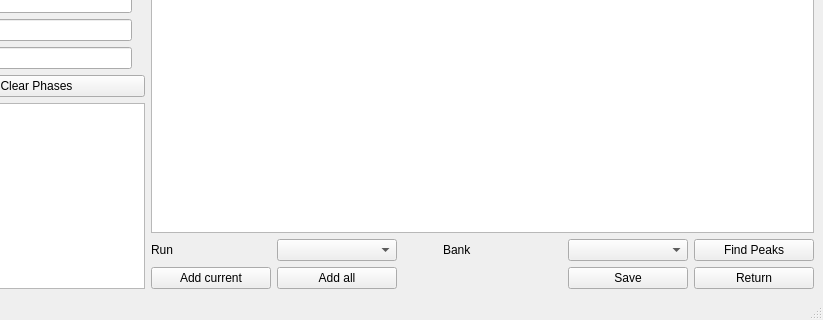
The window that src/ui/gui/VdrivePeakPicker.ui (neutrons/PyVDrive) describes before a commit, drawn with Qt 5; both pictures show x 528 to 1351 and y 502 to 822 of the 1351 by 822 pixel window.
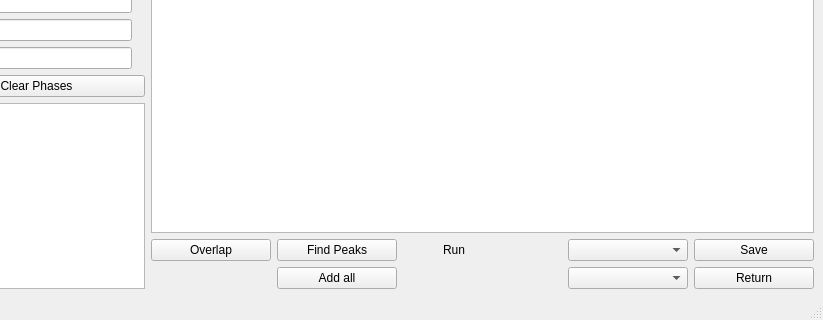
The same window after the commit. Custom widgets are drawn as their Qt base class.

Commit message: Refs #30. Implemented manual peak picking.

```diff
--- a/src/ui/gui/VdrivePeakPicker.ui
+++ b/src/ui/gui/VdrivePeakPicker.ui
@@ -708,50 +708,23 @@
         </item>
         <item>
          <layout class="QGridLayout" name="gridLayout_2">
+          <item row="0" column="5">
+           <widget class="QPushButton" name="pushButton_save">
+            <property name="toolTip">
+             <string>&lt;html&gt;&lt;head/&gt;&lt;body&gt;&lt;p&gt;push this button wil have blabla effect!&lt;/p&gt;&lt;/body&gt;&lt;/html&gt;</string>
+            </property>
+            <property name="text">
+             <string>Save</string>
+            </property>
+           </widget>
+          </item>
           <item row="0" column="3">
-           <widget class="QLabel" name="label_10">
-            <property name="text">
-             <string>Bank</string>
-            </property>
-           </widget>
-          </item>
-          <item row="0" column="1">
-           <widget class="QComboBox" name="comboBox_runNumber"/>
-          </item>
-          <item row="0" column="0">
            <widget class="QLabel" name="label_12">
             <property name="text">
              <string>Run</string>
             </property>
            </widget>
           </item>
-          <item row="0" column="4">
-           <widget class="QComboBox" name="comboBox_bankNumbers">
-            <property name="toolTip">
-             <string>&lt;html&gt;&lt;head/&gt;&lt;body&gt;&lt;p&gt;List the available of bank numbers of the loaded&lt;/p&gt;&lt;/body&gt;&lt;/html&gt;</string>
-            </property>
-           </widget>
-          </item>
-          <item row="0" column="5">
-           <widget class="QPushButton" name="pushButton_findPeaks">
-            <property name="toolTip">
-             <string>&lt;html&gt;&lt;head/&gt;&lt;body&gt;&lt;p&gt;Find all peaks in the diffraction pattern&lt;/p&gt;&lt;p&gt;Case 1: If user does not provide structure information, then it will run FindPeaks();&lt;/p&gt;&lt;p&gt;Case 2: If user gives known structure, then this one will just plot peaks according to lattice parameters.&lt;/p&gt;&lt;/body&gt;&lt;/html&gt;</string>
-            </property>
-            <property name="text">
-             <string>Find Peaks</string>
-            </property>
-           </widget>
-          </item>
-          <item row="1" column="0">
-           <widget class="QPushButton" name="pushButton_addCurrentPeak">
-            <property name="toolTip">
-             <string>&lt;html&gt;&lt;head/&gt;&lt;body&gt;&lt;p&gt;Add currently selected and fitted peaks to 'Peak File' to the right&lt;/p&gt;&lt;/body&gt;&lt;/html&gt;</string>
-            </property>
-            <property name="text">
-             <string>Add current</string>
-            </property>
-           </widget>
-          </item>
           <item row="1" column="1">
            <widget class="QPushButton" name="pushButton_addAllPeaks">
             <property name="toolTip">
@@ -762,16 +735,6 @@
             </property>
            </widget>
           </item>
-          <item row="1" column="4">
-           <widget class="QPushButton" name="pushButton_save">
-            <property name="toolTip">
-             <string>&lt;html&gt;&lt;head/&gt;&lt;body&gt;&lt;p&gt;push this button wil have blabla effect!&lt;/p&gt;&lt;/body&gt;&lt;/html&gt;</string>
-            </property>
-            <property name="text">
-             <string>Save</string>
-            </property>
-           </widget>
-          </item>
           <item row="1" column="5">
            <widget class="QPushButton" name="pushButton_return">
             <property name="toolTip">
@@ -798,6 +761,40 @@
             </property>
            </spacer>
           </item>
+          <item row="0" column="1">
+           <widget class="QPushButton" name="pushButton_findPeaks">
+            <property name="toolTip">
+             <string>&lt;html&gt;&lt;head/&gt;&lt;body&gt;&lt;p&gt;Find all peaks in the diffraction pattern&lt;/p&gt;&lt;p&gt;Case 1: If user does not provide structure information, then it will run FindPeaks();&lt;/p&gt;&lt;p&gt;Case 2: If user gives known structure, then this one will just plot peaks according to lattice parameters.&lt;/p&gt;&lt;/body&gt;&lt;/html&gt;</string>
+            </property>
+            <property name="text">
+             <string>Find Peaks</string>
+            </property>
+           </widget>
+          </item>
+          <item row="1" column="4">
+           <widget class="QComboBox" name="comboBox_bankNumbers">
+            <property name="toolTip">
+             <string>&lt;html&gt;&lt;head/&gt;&lt;body&gt;&lt;p&gt;Bank numbers&lt;/p&gt;&lt;p&gt;It is a list of the available of bank numbers that are loaded.&lt;/p&gt;&lt;/body&gt;&lt;/html&gt;</string>
+            </property>
+           </widget>
+          </item>
+          <item row="0" column="4">
+           <widget class="QComboBox" name="comboBox_runNumber">
+            <property name="toolTip">
+             <string>&lt;html&gt;&lt;head/&gt;&lt;body&gt;&lt;p&gt;Run number&lt;/p&gt;&lt;/body&gt;&lt;/html&gt;</string>
+            </property>
+           </widget>
+          </item>
+          <item row="0" column="0">
+           <widget class="QPushButton" name="pushButton_claimOverlappedPeaks">
+            <property name="toolTip">
+             <string>&lt;html&gt;&lt;head/&gt;&lt;body&gt;&lt;p&gt;Claim the peaks that are selected in the right table to be overlapped according to observation.&lt;/p&gt;&lt;/body&gt;&lt;/html&gt;</string>
+            </property>
+            <property name="text">
+             <string>Overlap</string>
+            </property>
+           </widget>
+          </item>
          </layout>
         </item>
         <item>
```
The commit also changes 4 other files.
